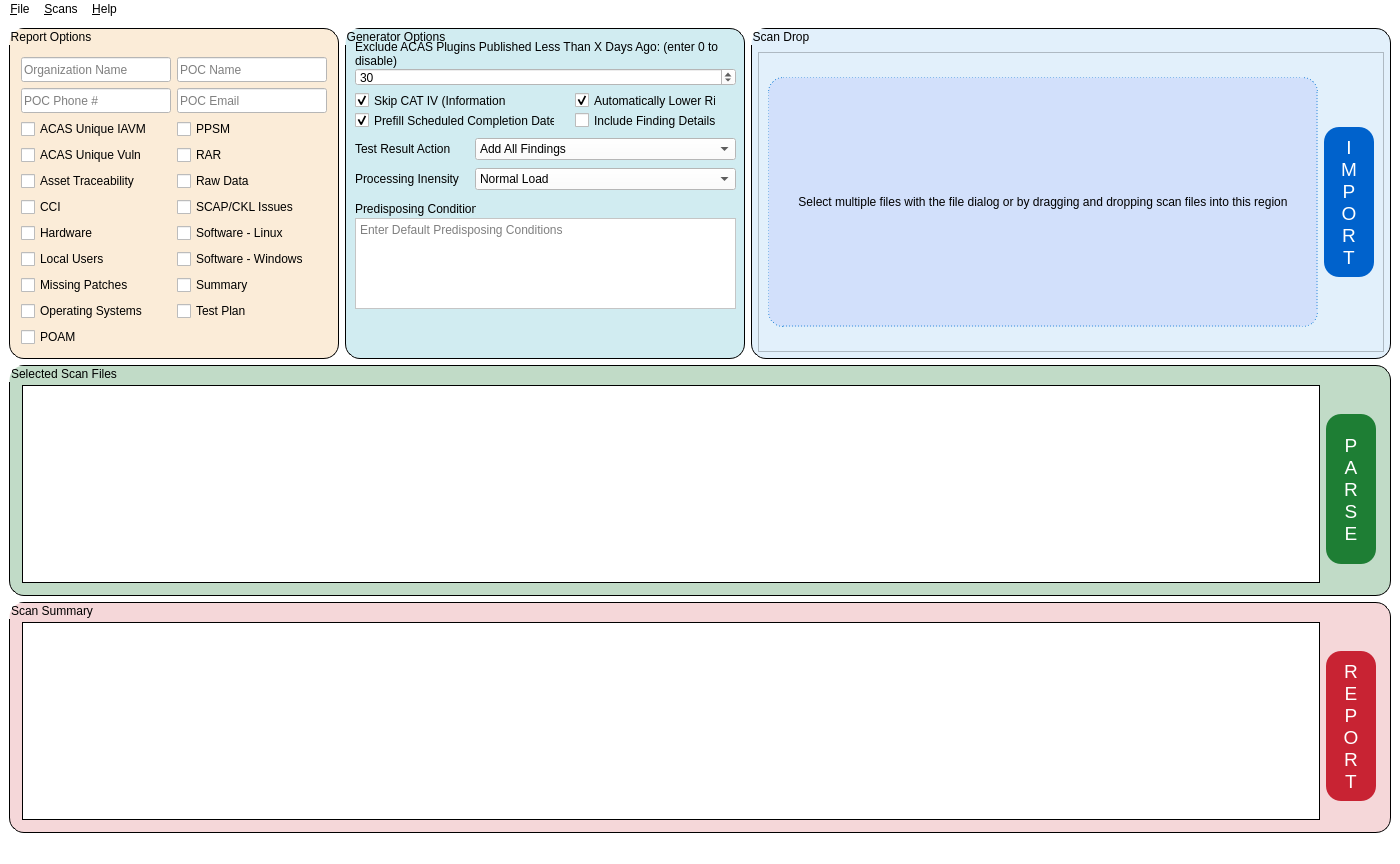
Above: ui_scans_to_reports.ui from CyberSecDef/scans2reports before the change. Below: the same form after it.
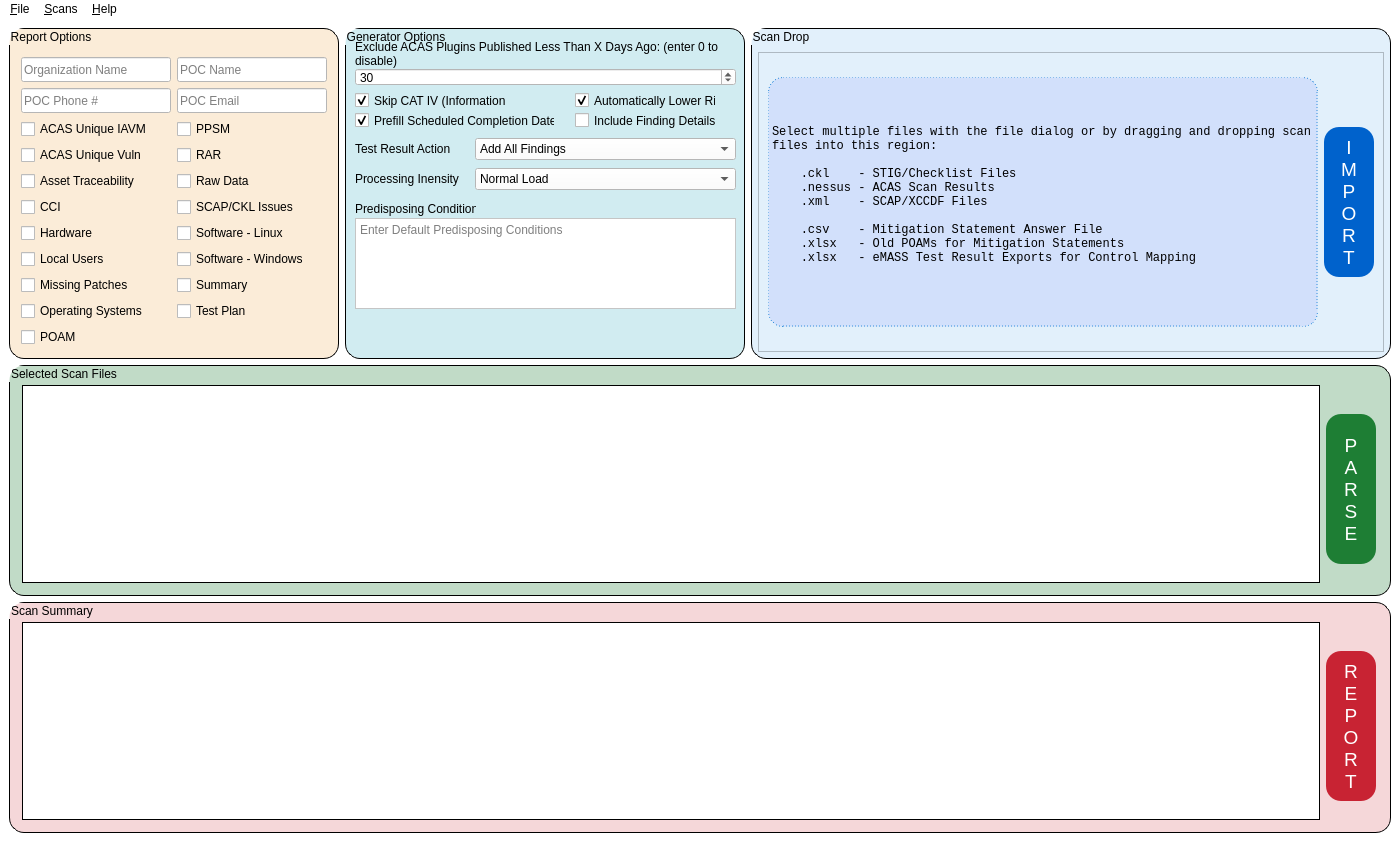
That is the form after the change.

```diff
--- a/ui_scans_to_reports.ui
+++ b/ui_scans_to_reports.ui
@@ -791,14 +791,21 @@
 border: 1px dashed #3490dc;
 font-size:12px;
 background: #d2e0fb;
+font-family:Courier New;
 border-radius:15px;
 }</string>
               </property>
               <property name="text">
-               <string> Select multiple files with the file dialog or by dragging and dropping scan files into this region </string>
-              </property>
-              <property name="alignment">
-               <set>Qt::AlignCenter</set>
+               <string>Select multiple files with the file dialog or by dragging and dropping scan files into this region:
+
+    .ckl    - STIG/Checklist Files
+    .nessus - ACAS Scan Results
+    .xml    - SCAP/XCCDF Files
+
+    .csv    - Mitigation Statement Answer File
+    .xlsx   - Old POAMs for Mitigation Statements
+    .xlsx   - eMASS Test Result Exports for Control Mapping
+               </string>
               </property>
               <property name="wordWrap">
                <bool>true</bool>
```
